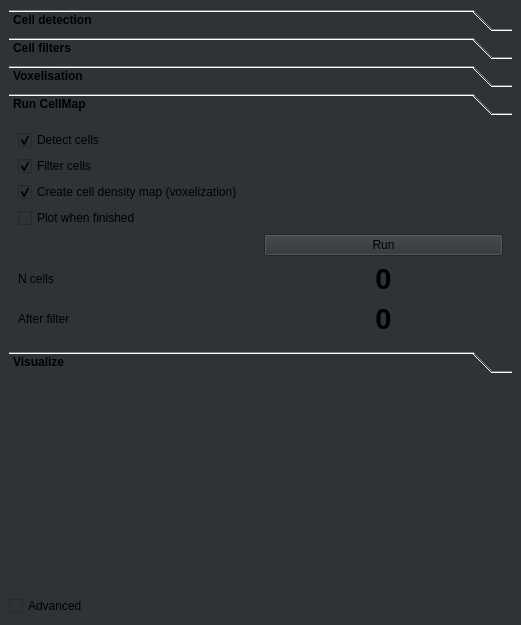
Old version of the form ClearMap/gui/creator/cell_map_tab.ui in the repository ClearAnatomics/ClearMap.
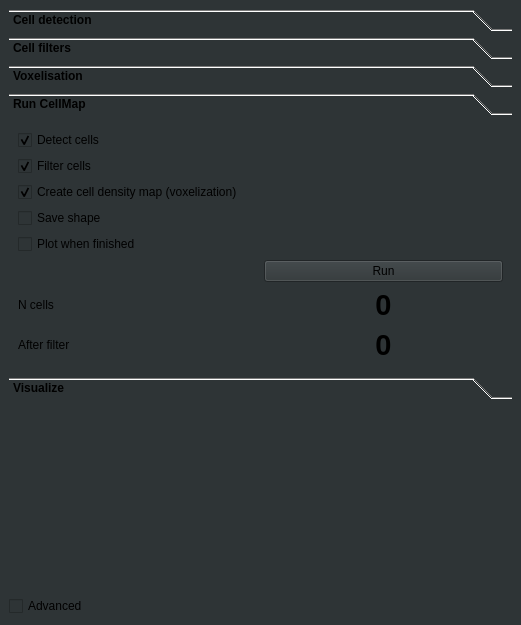
New version of the form. The open tabs and pages were chosen to show the change. Icons and pictures are not drawn.

Commit message: Adds option to save shape of detected cells in GUI

The edit to the form file:
```diff
--- a/ClearMap/gui/creator/cell_map_tab.ui
+++ b/ClearMap/gui/creator/cell_map_tab.ui
@@ -652,47 +652,14 @@
        <rect>
         <x>0</x>
         <y>0</y>
-        <width>503</width>
-        <height>234</height>
+        <width>489</width>
+        <height>262</height>
        </rect>
       </property>
       <attribute name="label">
        <string>Run CellMap</string>
       </attribute>
       <layout class="QGridLayout" name="gridLayout">
-       <item row="5" column="2">
-        <widget class="QLabel" name="nDetectedCellsLabel">
-         <property name="font">
-          <font>
-           <pointsize>22</pointsize>
-           <bold>true</bold>
-          </font>
-         </property>
-         <property name="text">
-          <string>0</string>
-         </property>
-         <property name="alignment">
-          <set>Qt::AlignCenter</set>
-         </property>
-        </widget>
-       </item>
-       <item row="3" column="0">
-        <widget class="QCheckBox" name="runCellMapPlotCheckBox">
-         <property name="text">
-          <string>Plot when finished</string>
-         </property>
-        </widget>
-       </item>
-       <item row="2" column="0">
-        <widget class="QCheckBox" name="runCellMapVoxelizeCheckBox">
-         <property name="text">
-          <string>Create cell density map (voxelization)</string>
-         </property>
-         <property name="checked">
-          <bool>true</bool>
-         </property>
-        </widget>
-       </item>
        <item row="1" column="0">
         <widget class="QCheckBox" name="runCellMapFilterCellsCheckBox">
          <property name="text">
@@ -703,7 +670,7 @@
          </property>
         </widget>
        </item>
-       <item row="6" column="0">
+       <item row="7" column="0">
         <widget class="QLabel" name="label_18">
          <property name="text">
           <string>After filter</string>
@@ -711,6 +678,22 @@
         </widget>
        </item>
        <item row="6" column="2">
+        <widget class="QLabel" name="nDetectedCellsLabel">
+         <property name="font">
+          <font>
+           <pointsize>22</pointsize>
+           <bold>true</bold>
+          </font>
+         </property>
+         <property name="text">
+          <string>0</string>
+         </property>
+         <property name="alignment">
+          <set>Qt::AlignCenter</set>
+         </property>
+        </widget>
+       </item>
+       <item row="7" column="2">
         <widget class="QLabel" name="nDetectedCellsAfterFilterLabel">
          <property name="font">
           <font>
@@ -726,13 +709,10 @@
          </property>
         </widget>
        </item>
-       <item row="5" column="0">
-        <widget class="QLabel" name="label_17">
-         <property name="toolTip">
-          <string/>
-         </property>
+       <item row="4" column="0">
+        <widget class="QCheckBox" name="runCellMapPlotCheckBox">
          <property name="text">
-          <string>N cells</string>
+          <string>Plot when finished</string>
          </property>
         </widget>
        </item>
@@ -746,13 +726,40 @@
          </property>
         </widget>
        </item>
-       <item row="4" column="2">
+       <item row="2" column="0">
+        <widget class="QCheckBox" name="runCellMapVoxelizeCheckBox">
+         <property name="text">
+          <string>Create cell density map (voxelization)</string>
+         </property>
+         <property name="checked">
+          <bool>true</bool>
+         </property>
+        </widget>
+       </item>
+       <item row="5" column="2">
         <widget class="QPushButton" name="runCellMapPushButton">
          <property name="text">
           <string>Run</string>
          </property>
         </widget>
        </item>
+       <item row="6" column="0">
+        <widget class="QLabel" name="label_17">
+         <property name="toolTip">
+          <string/>
+         </property>
+         <property name="text">
+          <string>N cells</string>
+         </property>
+        </widget>
+       </item>
+       <item row="3" column="0">
+        <widget class="QCheckBox" name="runCellMapSaveShapeCheckBox">
+         <property name="text">
+          <string>Save shape</string>
+         </property>
+        </widget>
+       </item>
       </layout>
      </widget>
      <widget class="QWidget" name="page_8">
```
Left out of the diff: 6 changed lines with no effect on the pictures. The commit also changes 3 other files.
